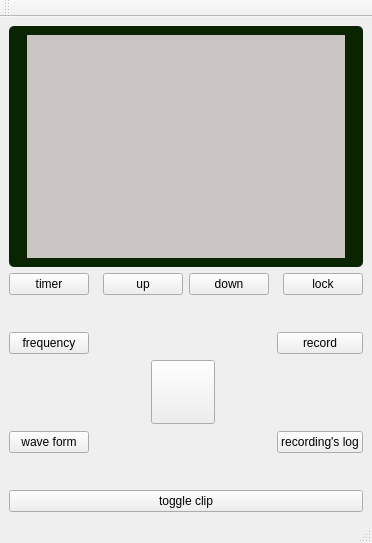
willwright1213/CESSimulator, file mainwindow.ui: the form before one commit.
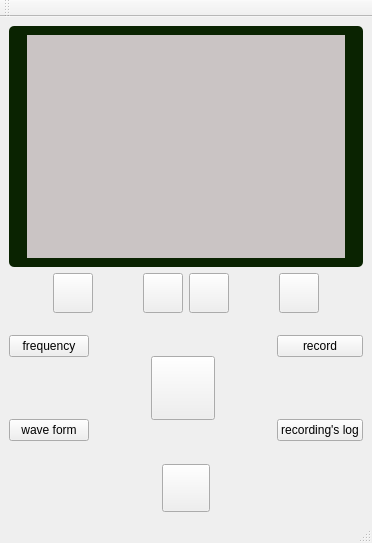
The form after the commit. Icons and pictures are not drawn.

```diff
--- a/mainwindow.ui
+++ b/mainwindow.ui
@@ -98,10 +98,41 @@
      <layout class="QVBoxLayout" name="verticalLayout_5">
       <item>
        <layout class="QHBoxLayout" name="horizontalLayout_2">
+        <item>
+         <spacer name="horizontalSpacer_9">
+          <property name="orientation">
+           <enum>Qt::Horizontal</enum>
+          </property>
+          <property name="sizeHint" stdset="0">
+           <size>
+            <width>40</width>
+            <height>20</height>
+           </size>
+          </property>
+         </spacer>
+        </item>
         <item>
          <widget class="QPushButton" name="timerButton">
+          <property name="minimumSize">
+           <size>
+            <width>40</width>
+            <height>40</height>
+           </size>
+          </property>
+          <property name="maximumSize">
+           <size>
+            <width>40</width>
+            <height>40</height>
+           </size>
+          </property>
+          <property name="cursor">
+           <cursorShape>PointingHandCursor</cursorShape>
+          </property>
+          <property name="styleSheet">
+           <string notr="true">border-image: url(:/images/timer.png);</string>
+          </property>
           <property name="text">
-           <string>timer</string>
+           <string/>
           </property>
          </widget>
         </item>
@@ -120,15 +151,58 @@
         </item>
         <item>
          <widget class="QPushButton" name="upButton">
+          <property name="minimumSize">
+           <size>
+            <width>40</width>
+            <height>40</height>
+           </size>
+          </property>
+          <property name="maximumSize">
+           <size>
+            <width>40</width>
+            <height>40</height>
+           </size>
+          </property>
+          <property name="cursor">
+           <cursorShape>PointingHandCursor</cursorShape>
+          </property>
+          <property name="styleSheet">
+           <string notr="true">border-image: url(:/images/up.png);</string>
+          </property>
           <property name="text">
-           <string>up</string>
+           <string/>
           </property>
          </widget>
         </item>
         <item>
          <widget class="QPushButton" name="downButton">
+          <property name="sizePolicy">
+           <sizepolicy hsizetype="Minimum" vsizetype="Fixed">
+            <horstretch>0</horstretch>
+            <verstretch>0</verstretch>
+           </sizepolicy>
+          </property>
+          <property name="minimumSize">
+           <size>
+            <width>40</width>
+            <height>40</height>
+           </size>
+          </property>
+          <property name="maximumSize">
+           <size>
+            <width>40</width>
+            <height>40</height>
+           </size>
+          </property>
+          <property name="cursor">
+           <cursorShape>PointingHandCursor</cursorShape>
+          </property>
+          <property name="styleSheet">
+           <string notr="true">border-image: url(:/images/down.png);
+</string>
+          </property>
           <property name="text">
-           <string>down</string>
+           <string/>
           </property>
          </widget>
         </item>
@@ -147,11 +221,42 @@
         </item>
         <item>
          <widget class="QPushButton" name="lockButton">
+          <property name="minimumSize">
+           <size>
+            <width>40</width>
+            <height>40</height>
+           </size>
+          </property>
+          <property name="maximumSize">
+           <size>
+            <width>40</width>
+            <height>40</height>
+           </size>
+          </property>
+          <property name="cursor">
+           <cursorShape>PointingHandCursor</cursorShape>
+          </property>
+          <property name="styleSheet">
+           <string notr="true">border-image: url(:/images/icons8-lock-48.png);</string>
+          </property>
           <property name="text">
-           <string>lock</string>
+           <string/>
           </property>
          </widget>
         </item>
+        <item>
+         <spacer name="horizontalSpacer_11">
+          <property name="orientation">
+           <enum>Qt::Horizontal</enum>
+          </property>
+          <property name="sizeHint" stdset="0">
+           <size>
+            <width>40</width>
+            <height>20</height>
+           </size>
+          </property>
+         </spacer>
+        </item>
        </layout>
       </item>
       <item>
@@ -283,14 +388,58 @@
      </layout>
     </item>
     <item>
-     <layout class="QVBoxLayout" name="verticalLayout_9">
+     <layout class="QHBoxLayout" name="horizontalLayout_3">
+      <item>
+       <spacer name="horizontalSpacer_5">
+        <property name="orientation">
+         <enum>Qt::Horizontal</enum>
+        </property>
+        <property name="sizeHint" stdset="0">
+         <size>
+          <width>40</width>
+          <height>20</height>
+         </size>
+        </property>
+       </spacer>
+      </item>
       <item>
        <widget class="QPushButton" name="clipperButton">
+        <property name="minimumSize">
+         <size>
+          <width>48</width>
+          <height>48</height>
+         </size>
+        </property>
+        <property name="maximumSize">
+         <size>
+          <width>48</width>
+          <height>48</height>
+         </size>
+        </property>
+        <property name="cursor">
+         <cursorShape>PointingHandCursor</cursorShape>
+        </property>
+        <property name="styleSheet">
+         <string notr="true">border-image: url(:/images/play.png);</string>
+        </property>
         <property name="text">
-         <string>toggle clip</string>
+         <string/>
         </property>
        </widget>
       </item>
+      <item>
+       <spacer name="horizontalSpacer_7">
+        <property name="orientation">
+         <enum>Qt::Horizontal</enum>
+        </property>
+        <property name="sizeHint" stdset="0">
+         <size>
+          <width>40</width>
+          <height>20</height>
+         </size>
+        </property>
+       </spacer>
+      </item>
      </layout>
     </item>
    </layout>
```
